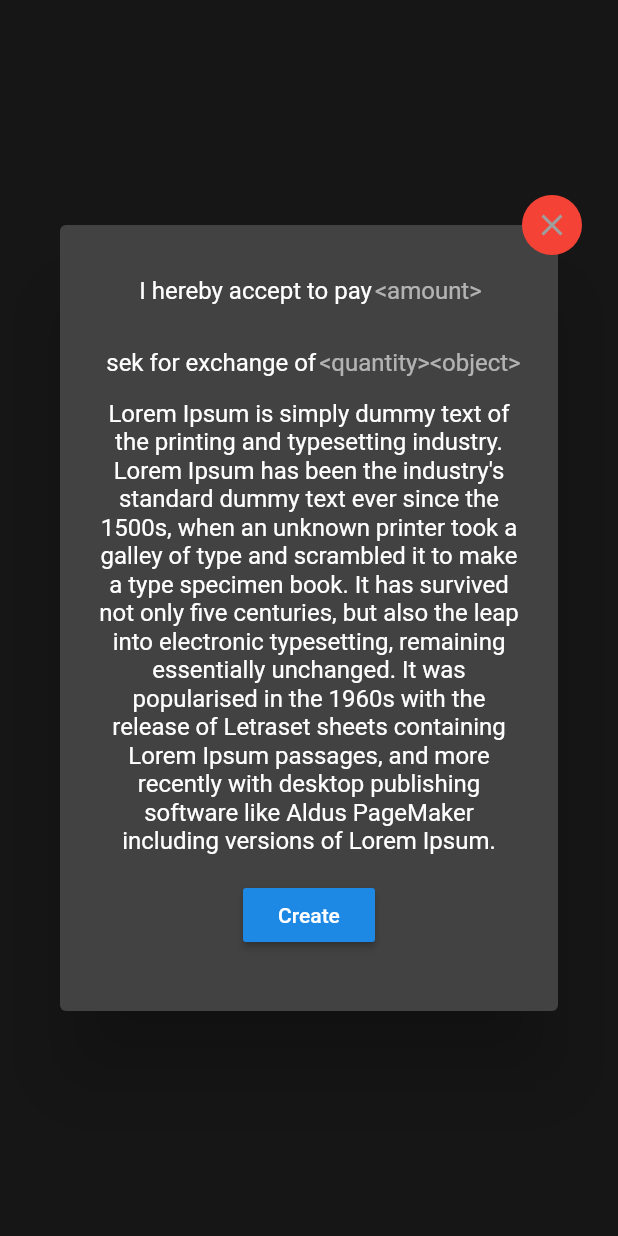
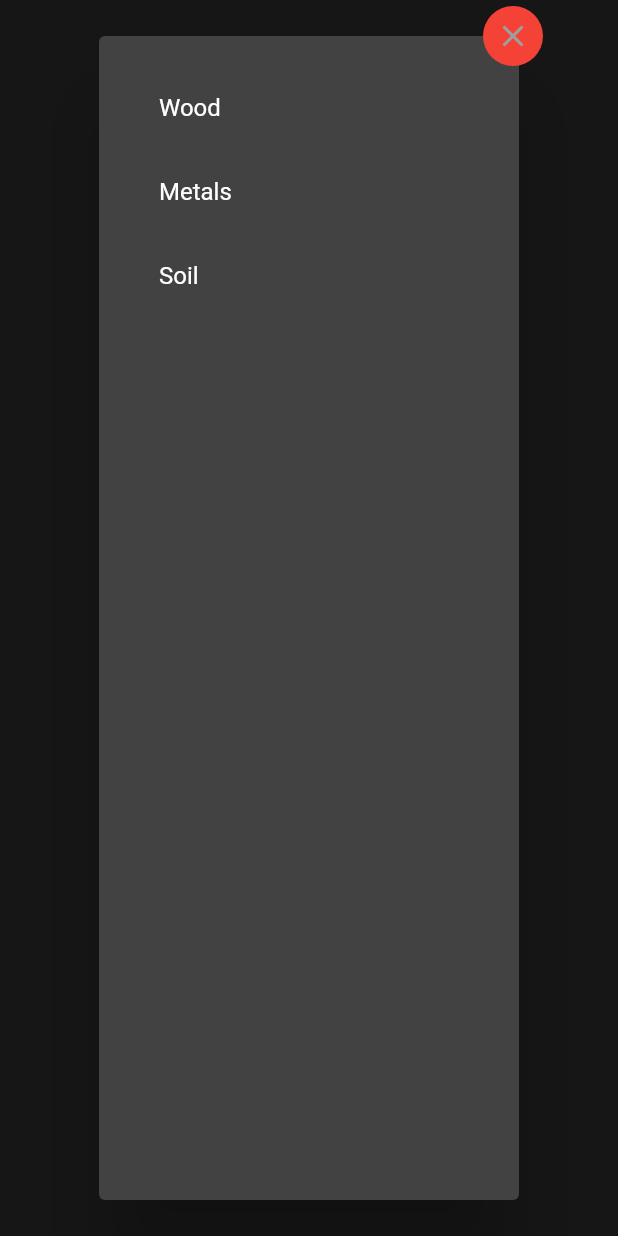
Before and after one commit to casperlundberg/GUI-for-multi-party-auctioning, a Flutter app: the FilterTemplateGUI screen opened directly, after a tap on "Add filters", on a phone screen of 412 x 824 dp. Run offline on Flutter 3.47's test engine with Material 2 defaults, Android fonts, the phone set to English and light mode, and no system bars; missing offline and left inert: dart:html.

Commit message:
filter pop-up and json control

```diff
--- a/JSON/categories.json
+++ b/JSON/categories.json
@@ -1,16 +1,17 @@
-{
-    "categories": [
+[
     {
         "categoryId": 1,
-            "name": "Wood"
+        "name": "Wood",
+        "description": "test"
     },
     {
         "categoryId": 2,
-            "name": "Metals"
+        "name": "Metals",
+        "description": "test"
     },
     {
         "categoryId": 3,
-            "name": "Soil"
+        "name": "Soil",
+        "description": "test"
     }
 ]
-}
--- a/JSON/materials.json
+++ b/JSON/materials.json
@@ -1,5 +1,4 @@
-{
-    "materials": [
+[
     {
         "materialId": 1,
         "name": "Pine wood"
@@ -13,4 +12,3 @@
         "name": "Copper"
     }
 ]
-}
--- a/JSON/rooms.json
+++ b/JSON/rooms.json
@@ -1,7 +1,11 @@
-{
-    "rooms": [
-        {
-            "roomId": 1
-        }
-    ]
-}
+[
+    {
+        "roomId": 1
+    },
+    {
+        "roomId": 2
+    },
+    {
+        "roomId": 3
+    }
+]
--- a/JSON/user.json
+++ b/JSON/user.json
@@ -1,5 +1,4 @@
-{
-    "users": [
+[
     {
         "@context": [
             "ourschema_URL",
@@ -87,4 +86,3 @@
         ]
     }
 ]
-}
--- a/new_project/lib/Auctions/FiltersTemplateGUI.dart
+++ b/new_project/lib/Auctions/FiltersTemplateGUI.dart
@@ -1,15 +1,139 @@
+//import 'package:flutter/foundation.dart';
 import 'package:flutter/material.dart';
+//import 'dart:async' show Future;
+//import 'package:http/http.dart' as http;
+//import 'package:flutter/services.dart' show rootBundle;
+import 'dart:convert';
 
 class FilterTemplateGUI extends StatefulWidget {
   @override
   _FilterTemplateState createState() => _FilterTemplateState();
 }
 
+/* Future<List<Filter>> fetchFilters(http.Client client) async {
+  final response = await client.get('REST-API_URL');
+
+  // Use the compute function to run parsePhotos in a separate isolate.
+  return compute(parseFilters, response.body);
+}
+
+List<Filter> parseFilters(String responseBody) {
+  final parsed = jsonDecode(responseBody).cast<Map<String, dynamic>>();
+
+  return parsed.map<Filter>((json) => Filter.fromJson(json)).toList();
+}
+
+class Filter {
+  final int id;
+  final String name;
+  final String description;
+
+  Filter({this.id, this.name, this.description});
+
+  factory Filter.fromJson(Map<String, dynamic> json) {
+    return Filter(
+      id: json['id'] as int,
+      name: json['name'] as String,
+      description: json['description'] as String,
+    );
+  }
+}
+
+class FiltersList extends StatelessWidget {
+  final List<Filter> filters;
+
+  FiltersList({Key key, this.filters}) : super(key: key);
+
+  @override
+  Widget build(BuildContext context) {
+    return GridView.builder(
+      gridDelegate: SliverGridDelegateWithFixedCrossAxisCount(
+        crossAxisCount: 1,
+      ),
+      itemCount: filters.length,
+      itemBuilder: (context, index) {
+        return Text(filters[index].name);
+      },
+    );
+  }
+}*/
+
+/*
+=====================
+Local test for json handling
+=====================
+*/
+List<LocalJSONFilter> getLocalJSONTest() {
+  String arrayObjsText = '''
+{"filters":[
+    {
+        "id": 1,
+        "name": "Wood",
+        "description": "test"
+    },
+    {
+        "id": 2,
+        "name": "Metals",
+        "description": "test"
+    },
+    {
+        "id": 3,
+        "name": "Soil",
+        "description": "test"
+    }
+]}
+''';
+  var filterJson = jsonDecode(arrayObjsText)['filters'] as List;
+  List<LocalJSONFilter> filters = filterJson
+      .map((filterJson) => LocalJSONFilter.fromJson(filterJson))
+      .toList();
+  return filters;
+}
+
+class LocalJSONFilter {
+  final int id;
+  final String name;
+  final String description;
+
+  LocalJSONFilter({this.id, this.name, this.description});
+
+  factory LocalJSONFilter.fromJson(dynamic json) {
+    return LocalJSONFilter(
+      id: json['id'] as int,
+      name: json['name'] as String,
+      description: json['description'] as String,
+    );
+  }
+}
+
 class _FilterTemplateState extends State<FilterTemplateGUI> {
-  final _formKey = GlobalKey<FormState>();
-  TextEditingController _textEditingControllerOne;
-  TextEditingController _textEditingControllerTwo;
-  TextEditingController _textEditingControllerThree;
+  /* Future<List<Filter>> _getFilters() async {
+    //var data = await http.get("API-URL");
+    var data = json.decode(await getJson());
+    var jsonData = json.decode(data.body);
+    List<Filter> filters = [];
+    for (var f in data) {
+      Filter filter = Filter(f["id"], f["name"], f["description"]);
+      filters.add(filter);
+    }
+
+    print(filters.length);
+
+    return filters;
+  } */
+/*   Future<Filter> futureFilter; */
+
+/*   @override
+  void initState() {
+    super.initState();
+    futureFilter = fetchFilter();
+  } */
+
+  List<LocalJSONFilter> items;
+  void initState() {
+    super.initState();
+    items = getLocalJSONTest();
+  }
 
   @override
   Widget build(BuildContext context) {
@@ -23,7 +147,6 @@ class _FilterTemplateState extends State<FilterTemplateGUI> {
               builder: (BuildContext context) {
                 return AlertDialog(
                   content: Stack(
-                      overflow: Overflow.visible,
                     children: <Widget>[
                       Positioned(
                         right: -40.0,
@@ -38,101 +161,37 @@ class _FilterTemplateState extends State<FilterTemplateGUI> {
                           ),
                         ),
                       ),
-                        Form(
-                          key: _formKey,
-                          child: Wrap(
-                            alignment: WrapAlignment.center,
-                            crossAxisAlignment: WrapCrossAlignment.center,
-                            children: <Widget>[
-                              Flexible(
-                                child: IntrinsicWidth(
-                                  child: Text(
-                                    'I hereby accept to pay ',
-                                    textAlign: TextAlign.center,
-                                    softWrap: true,
-                                  ),
-                                ),
-                              ),
-                              Flexible(
-                                child: IntrinsicWidth(
-                                  child: TextFormField(
-                                    controller: _textEditingControllerOne,
-                                    keyboardType: TextInputType.number,
-                                    decoration: InputDecoration(
-                                      border: InputBorder.none,
-                                      focusedBorder: InputBorder.none,
-                                      enabledBorder: InputBorder.none,
-                                      errorBorder: InputBorder.none,
-                                      disabledBorder: InputBorder.none,
-                                      hintText: '<amount>',
-                                    ),
-                                  ),
-                                ),
-                              ),
-                              Expanded(
-                                child: Text(
-                                  ' sek for exchange of ',
-                                  textAlign: TextAlign.center,
-                                ),
-                              ),
-                              Flexible(
-                                child: IntrinsicWidth(
-                                  child: TextFormField(
-                                    controller: _textEditingControllerTwo,
-                                    keyboardType: TextInputType.number,
-                                    decoration: InputDecoration(
-                                      border: InputBorder.none,
-                                      focusedBorder: InputBorder.none,
-                                      enabledBorder: InputBorder.none,
-                                      errorBorder: InputBorder.none,
-                                      disabledBorder: InputBorder.none,
-                                      hintText: '<quantity>',
-                                    ),
-                                  ),
-                                ),
-                              ),
-                              Flexible(
-                                child: IntrinsicWidth(
-                                  child: TextFormField(
-                                    controller: _textEditingControllerThree,
-                                    decoration: InputDecoration(
-                                      border: InputBorder.none,
-                                      focusedBorder: InputBorder.none,
-                                      enabledBorder: InputBorder.none,
-                                      errorBorder: InputBorder.none,
-                                      disabledBorder: InputBorder.none,
-                                      hintText: '<object>\n',
-                                    ),
-                                  ),
-                                ),
-                              ),
-                              Expanded(
-                                child: Text(
-                                  'Lorem Ipsum is simply dummy text of the printing and typesetting industry. Lorem Ipsum has been the industry\'s standard dummy text ever since the 1500s, when an unknown printer took a galley of type and scrambled it to make a type specimen book. It has survived not only five centuries, but also the leap into electronic typesetting, remaining essentially unchanged. It was popularised in the 1960s with the release of Letraset sheets containing Lorem Ipsum passages, and more recently with desktop publishing software like Aldus PageMaker including versions of Lorem Ipsum.',
-                                  textAlign: TextAlign.center,
-                                ),
-                              ),
-                              Expanded(
-                                // ignore: deprecated_member_use
-                                child: Padding(
-                                  padding: const EdgeInsets.all(16.0),
-                                  child: RaisedButton(
-                                    child: Text("Create"),
-                                    onPressed: () {
-                                      if (_formKey.currentState.validate()) {
-                                        _formKey.currentState.save();
-                                      }
+                      /*
+                      ====================
+                      Pop-up widget information is put here
+                      ====================
+                      */
+                      Center(
+                        /* child: FutureBuilder<List<Filter>>(
+                          future: fetchFilters(http.Client()),
+                          builder: (context, snapshot) {
+                            if (snapshot.hasError) print(snapshot.error);
+
+                            return snapshot.hasData
+                                ? FiltersList(filters: snapshot.data)
+                                : Center(child: CircularProgressIndicator());
+                          },
+                        ), */
+                        child: ListView.builder(
+                          itemCount: items.length,
+                          itemBuilder: (context, index) {
+                            return ListTile(
+                              title: Text('${items[index].name}'),
+                            );
                           },
                         ),
                       ),
-                              )
                     ],
-                          ),
-                        ),
-                      ],
+                    clipBehavior: Clip.none,
                   ),
                 );
-                });
+              },
+            );
           },
           child: Text("Add filters"),
         ),
@@ -140,3 +199,9 @@ class _FilterTemplateState extends State<FilterTemplateGUI> {
     );
   }
 }
+
+//Get local json file - not sure how it works
+/* Future<String> getJson() async {
+  return await rootBundle.loadString('../../../JSON/categories.json');
+}
+ */
```
Lines whose indentation alone changed are shown as unchanged.
